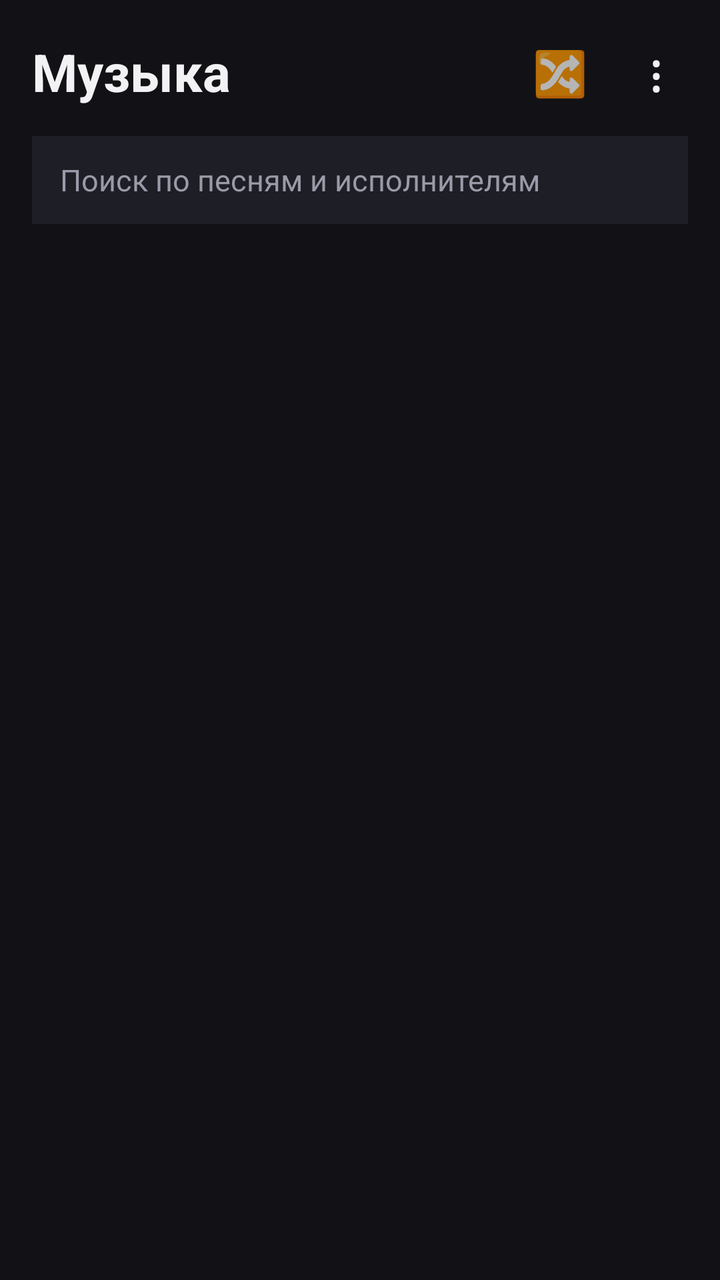
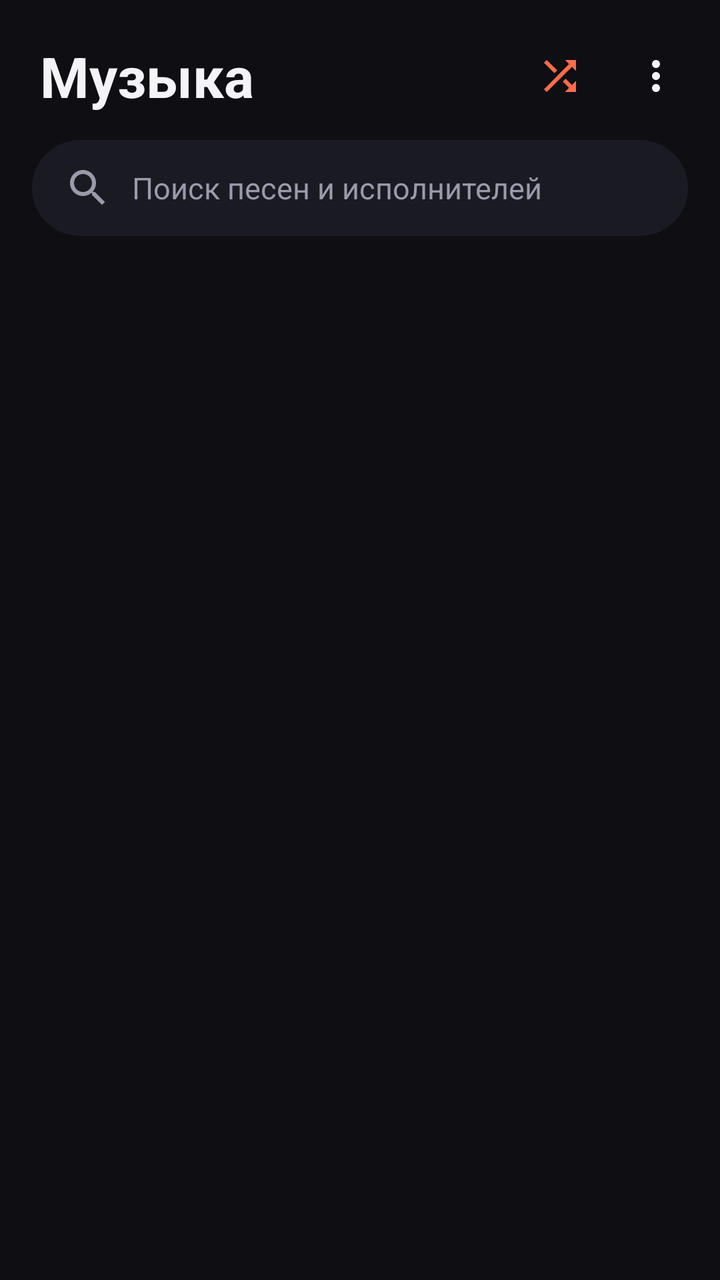

Two renders of the same Android screen: before a commit and after it. Below are the layout's source before the change and the commit's diff.
<!-- AndroidManifest.xml: activity theme Theme.Music -->
<!-- res/layout/activity_music.xml -->
<?xml version="1.0" encoding="utf-8"?>
<LinearLayout xmlns:android="http://schemas.android.com/apk/res/android"
    xmlns:app="http://schemas.android.com/apk/res-auto"
    android:layout_width="match_parent" android:layout_height="match_parent"
    android:background="@color/music_bg" android:orientation="vertical">

    <LinearLayout
        android:layout_width="match_parent" android:layout_height="wrap_content"
        android:gravity="center_vertical" android:orientation="horizontal" android:paddingStart="16dp"
        android:paddingTop="12dp" android:paddingEnd="8dp">
        <TextView
            android:id="@+id/screenTitle" android:layout_width="0dp" android:layout_height="wrap_content"
            android:layout_weight="1" android:text="Музыка" android:textColor="@color/music_text"
            android:textSize="26sp" android:textStyle="bold" />
        <TextView
            android:id="@+id/shuffleAll" android:layout_width="48dp" android:layout_height="48dp"
            android:background="?attr/selectableItemBackgroundBorderless" android:contentDescription="Вперемешку"
            android:gravity="center" android:text="🔀" android:textSize="22sp" />
        <TextView
            android:id="@+id/moreButton" android:layout_width="48dp" android:layout_height="48dp"
            android:background="?attr/selectableItemBackgroundBorderless" android:contentDescription="Ещё"
            android:gravity="center" android:text="⋮" android:textColor="@color/music_text" android:textSize="26sp" />
    </LinearLayout>

    <EditText
        android:id="@+id/search" android:layout_width="match_parent" android:layout_height="44dp"
        android:layout_marginStart="16dp" android:layout_marginTop="8dp" android:layout_marginEnd="16dp"
        android:background="@drawable/mini_bg" android:hint="Поиск по песням и исполнителям"
        android:imeOptions="actionSearch" android:inputType="text" android:maxLines="1"
        android:paddingStart="14dp" android:paddingEnd="14dp" android:textColor="@color/music_text" android:textSize="15sp" />

    <com.google.android.material.tabs.TabLayout
        android:id="@+id/tabs" android:layout_width="match_parent" android:layout_height="wrap_content"
        android:layout_marginTop="4dp" android:background="@color/music_bg"
        app:tabIndicatorColor="@color/music_accent" app:tabMode="scrollable"
        app:tabSelectedTextColor="@color/music_accent" app:tabTextColor="@color/music_text_dim" />

    <TextView
        android:id="@+id/status" android:layout_width="match_parent" android:layout_height="wrap_content"
        android:paddingStart="16dp" android:paddingTop="6dp" android:paddingEnd="16dp"
        android:textColor="@color/music_text_dim" android:textSize="13sp" android:visibility="gone" />

    <androidx.recyclerview.widget.RecyclerView
        android:id="@+id/list" android:layout_width="match_parent" android:layout_height="0dp"
        android:layout_weight="1" android:clipToPadding="false" />

    <LinearLayout
        android:id="@+id/miniPlayer" android:layout_width="match_parent" android:layout_height="wrap_content"
        android:background="@drawable/mini_bg" android:orientation="vertical" android:visibility="gone">
        <ProgressBar
            android:id="@+id/miniProgress" style="?android:attr/progressBarStyleHorizontal"
            android:layout_width="match_parent" android:layout_height="2dp" />
        <LinearLayout
            android:layout_width="match_parent" android:layout_height="64dp" android:gravity="center_vertical"
            android:orientation="horizontal" android:paddingStart="16dp" android:paddingEnd="4dp">
            <LinearLayout
                android:id="@+id/miniInfo" android:layout_width="0dp" android:layout_height="wrap_content"
                android:layout_weight="1" android:orientation="vertical">
                <TextView
                    android:id="@+id/miniTitle" android:layout_width="match_parent" android:layout_height="wrap_content"
                    android:ellipsize="end" android:maxLines="1" android:textColor="@color/music_text" android:textSize="15sp" />
                <TextView
                    android:id="@+id/miniArtist" android:layout_width="match_parent" android:layout_height="wrap_content"
                    android:ellipsize="end" android:maxLines="1" android:textColor="@color/music_text_dim" android:textSize="12sp" />
            </LinearLayout>
            <ImageButton
                android:id="@+id/miniPrev" android:layout_width="48dp" android:layout_height="48dp"
                android:background="?attr/selectableItemBackgroundBorderless" android:contentDescription="Назад" android:src="@drawable/ic_prev" />
            <ImageButton
                android:id="@+id/miniPlay" android:layout_width="48dp" android:layout_height="48dp"
                android:background="?attr/selectableItemBackgroundBorderless" android:contentDescription="Играть" android:src="@drawable/ic_play" />
            <ImageButton
                android:id="@+id/miniNext" android:layout_width="48dp" android:layout_height="48dp"
                android:background="?attr/selectableItemBackgroundBorderless" android:contentDescription="Дальше" android:src="@drawable/ic_next" />
        </LinearLayout>
    </LinearLayout>
</LinearLayout>
<!-- resources referenced by this layout -->
<resources>
  <color name="music_accent">#FF6B4A</color>
  <color name="music_bg">#121216</color>
  <color name="music_text">#F2F2F5</color>
  <color name="music_text_dim">#9A9AA8</color>
  <!-- drawable mini_bg (drawable) -->
  <shape xmlns:android="http://schemas.android.com/apk/res/android"><solid android:color="@color/music_surface" /></shape>
  <color name="music_surface">#1E1E26</color>
  <!-- unchanged entries left out for length: 4 -->
</resources>

<!-- the commit's change to res/layout/activity_music.xml (unified diff, before → after) -->
@@ -6,72 +6,88 @@
 
     <LinearLayout
         android:layout_width="match_parent" android:layout_height="wrap_content"
-        android:gravity="center_vertical" android:orientation="horizontal" android:paddingStart="16dp"
-        android:paddingTop="12dp" android:paddingEnd="8dp">
+        android:gravity="center_vertical" android:orientation="horizontal" android:paddingStart="20dp"
+        android:paddingTop="14dp" android:paddingEnd="8dp">
         <TextView
             android:id="@+id/screenTitle" android:layout_width="0dp" android:layout_height="wrap_content"
+            android:ellipsize="end" android:maxLines="1"
             android:layout_weight="1" android:text="Музыка" android:textColor="@color/music_text"
-            android:textSize="26sp" android:textStyle="bold" />
-        <TextView
+            android:textSize="28sp" android:textStyle="bold" />
+        <ImageButton
             android:id="@+id/shuffleAll" android:layout_width="48dp" android:layout_height="48dp"
             android:background="?attr/selectableItemBackgroundBorderless" android:contentDescription="Вперемешку"
-            android:gravity="center" android:text="🔀" android:textSize="22sp" />
-        <TextView
+            android:padding="12dp" android:scaleType="fitCenter" android:src="@drawable/ic_shuffle" android:tint="@color/music_accent" />
+        <ImageButton
             android:id="@+id/moreButton" android:layout_width="48dp" android:layout_height="48dp"
             android:background="?attr/selectableItemBackgroundBorderless" android:contentDescription="Ещё"
-            android:gravity="center" android:text="⋮" android:textColor="@color/music_text" android:textSize="26sp" />
+            android:padding="12dp" android:scaleType="fitCenter" android:src="@drawable/ic_more" android:tint="@color/music_text" />
     </LinearLayout>
 
     <EditText
-        android:id="@+id/search" android:layout_width="match_parent" android:layout_height="44dp"
+        android:id="@+id/search" android:layout_width="match_parent" android:layout_height="48dp"
         android:layout_marginStart="16dp" android:layout_marginTop="8dp" android:layout_marginEnd="16dp"
-        android:background="@drawable/mini_bg" android:hint="Поиск по песням и исполнителям"
+        android:background="@drawable/search_bg" android:drawableStart="@drawable/ic_search"
+        android:drawablePadding="10dp" android:drawableTint="@color/music_text_dim" android:hint="Поиск песен и исполнителей"
         android:imeOptions="actionSearch" android:inputType="text" android:maxLines="1"
-        android:paddingStart="14dp" android:paddingEnd="14dp" android:textColor="@color/music_text" android:textSize="15sp" />
+        android:paddingStart="16dp" android:paddingEnd="16dp" android:textColor="@color/music_text"
+        android:textColorHint="@color/music_text_dim" android:textSize="15sp" />
 
     <com.google.android.material.tabs.TabLayout
         android:id="@+id/tabs" android:layout_width="match_parent" android:layout_height="wrap_content"
-        android:layout_marginTop="4dp" android:background="@color/music_bg"
-        app:tabIndicatorColor="@color/music_accent" app:tabMode="scrollable"
+        android:layout_marginTop="6dp" android:background="@color/music_bg"
+        app:tabIndicatorColor="@color/music_accent" app:tabIndicatorFullWidth="false" app:tabIndicatorHeight="3dp"
+        app:tabMode="scrollable" app:tabRippleColor="@null" app:tabTextAppearance="@style/MusicTabText"
         app:tabSelectedTextColor="@color/music_accent" app:tabTextColor="@color/music_text_dim" />
 
     <TextView
         android:id="@+id/status" android:layout_width="match_parent" android:layout_height="wrap_content"
-        android:paddingStart="16dp" android:paddingTop="6dp" android:paddingEnd="16dp"
+        android:layout_marginStart="16dp" android:layout_marginTop="8dp" android:layout_marginEnd="16dp"
+        android:background="@drawable/banner_bg" android:padding="12dp"
         android:textColor="@color/music_text_dim" android:textSize="13sp" android:visibility="gone" />
 
     <androidx.recyclerview.widget.RecyclerView
         android:id="@+id/list" android:layout_width="match_parent" android:layout_height="0dp"
-        android:layout_weight="1" android:clipToPadding="false" />
+        android:layout_marginTop="4dp" android:layout_weight="1" android:clipToPadding="false" android:paddingBottom="8dp" />
 
     <LinearLayout
         android:id="@+id/miniPlayer" android:layout_width="match_parent" android:layout_height="wrap_content"
+        android:layout_marginStart="10dp" android:layout_marginEnd="10dp" android:layout_marginBottom="10dp"
         android:background="@drawable/mini_bg" android:orientation="vertical" android:visibility="gone">
-        <ProgressBar
-            android:id="@+id/miniProgress" style="?android:attr/progressBarStyleHorizontal"
-            android:layout_width="match_parent" android:layout_height="2dp" />
         <LinearLayout
-            android:layout_width="match_parent" android:layout_height="64dp" android:gravity="center_vertical"
-            android:orientation="horizontal" android:paddingStart="16dp" android:paddingEnd="4dp">
+            android:layout_width="match_parent" android:layout_height="68dp" android:gravity="center_vertical"
+            android:orientation="horizontal" android:paddingStart="10dp" android:paddingEnd="6dp">
+            <com.google.android.material.imageview.ShapeableImageView
+                android:id="@+id/miniCover" android:layout_width="48dp" android:layout_height="48dp"
+                android:scaleType="centerCrop" android:src="@drawable/cover_placeholder"
+                app:shapeAppearanceOverlay="@style/Round12" />
             <LinearLayout
                 android:id="@+id/miniInfo" android:layout_width="0dp" android:layout_height="wrap_content"
-                android:layout_weight="1" android:orientation="vertical">
+                android:layout_marginStart="12dp" android:layout_weight="1" android:orientation="vertical">
                 <TextView
                     android:id="@+id/miniTitle" android:layout_width="match_parent" android:layout_height="wrap_content"
-                    android:ellipsize="end" android:maxLines="1" android:textColor="@color/music_text" android:textSize="15sp" />
+                    android:ellipsize="end" android:maxLines="1" android:textColor="@color/music_text" android:textSize="15sp"
+                    android:textStyle="bold" />
                 <TextView
                     android:id="@+id/miniArtist" android:layout_width="match_parent" android:layout_height="wrap_content"
                     android:ellipsize="end" android:maxLines="1" android:textColor="@color/music_text_dim" android:textSize="12sp" />
             </LinearLayout>
             <ImageButton
-                android:id="@+id/miniPrev" android:layout_width="48dp" android:layout_height="48dp"
-                android:background="?attr/selectableItemBackgroundBorderless" android:contentDescription="Назад" android:src="@drawable/ic_prev" />
+                android:id="@+id/miniPrev" android:layout_width="44dp" android:layout_height="44dp"
+                android:background="?attr/selectableItemBackgroundBorderless" android:contentDescription="Назад"
+                android:padding="10dp" android:scaleType="fitCenter" android:src="@drawable/ic_prev" />
             <ImageButton
-                android:id="@+id/miniPlay" android:layout_width="48dp" android:layout_height="48dp"
-                android:background="?attr/selectableItemBackgroundBorderless" android:contentDescription="Играть" android:src="@drawable/ic_play" />
+                android:id="@+id/miniPlay" android:layout_width="46dp" android:layout_height="46dp"
+                android:background="@drawable/play_circle" android:contentDescription="Играть"
+                android:padding="11dp" android:scaleType="fitCenter" android:src="@drawable/ic_play" />
             <ImageButton
-                android:id="@+id/miniNext" android:layout_width="48dp" android:layout_height="48dp"
-                android:background="?attr/selectableItemBackgroundBorderless" android:contentDescription="Дальше" android:src="@drawable/ic_next" />
+                android:id="@+id/miniNext" android:layout_width="44dp" android:layout_height="44dp"
+                android:background="?attr/selectableItemBackgroundBorderless" android:contentDescription="Дальше"
+                android:padding="10dp" android:scaleType="fitCenter" android:src="@drawable/ic_next" />
         </LinearLayout>
+        <ProgressBar
+            android:id="@+id/miniProgress" style="?android:attr/progressBarStyleHorizontal"
+            android:layout_width="match_parent" android:layout_height="3dp" android:layout_marginStart="14dp"
+            android:layout_marginEnd="14dp" android:layout_marginBottom="8dp"
+            android:progressTint="@color/music_accent" android:progressBackgroundTint="@color/music_stroke" />
     </LinearLayout>
 </LinearLayout>
<!-- resource entries referenced after the edit -->
@@ -1,12 +1,69 @@
 <!-- resources referenced by this layout -->
 <resources>
   <color name="music_accent">#FF6B4A</color>
-  <color name="music_bg">#121216</color>
-  <color name="music_text">#F2F2F5</color>
-  <color name="music_text_dim">#9A9AA8</color>
+  <color name="music_bg">#0E0E13</color>
+  <color name="music_stroke">#2E2E3B</color>
+  <color name="music_text">#F4F4F8</color>
+  <color name="music_text_dim">#9A9AAB</color>
+  <!-- drawable banner_bg (drawable) -->
+  <?xml version="1.0" encoding="utf-8"?>
+  <shape xmlns:android="http://schemas.android.com/apk/res/android" android:shape="rectangle">
+      <solid android:color="@color/music_surface" />
+      <stroke android:width="1dp" android:color="@color/music_accent_soft" />
+      <corners android:radius="14dp" />
+  </shape>
+  <!-- drawable cover_placeholder (drawable) -->
+  <layer-list xmlns:android="http://schemas.android.com/apk/res/android">
+      <item><shape android:shape="rectangle"><solid android:color="@color/music_surface2" /></shape></item>
+      <item android:gravity="center" android:width="28dp" android:height="28dp">
+          <vector android:width="24dp" android:height="24dp" android:viewportWidth="24" android:viewportHeight="24">
+              <path android:fillColor="#6E6E80" android:pathData="M12,3v10.55c-0.59,-0.34 -1.27,-0.55 -2,-0.55 -2.21,0 -4,1.79 -4,4s1.79,4 4,4 4,-1.79 4,-4V7h4V3h-6z" />
+          </vector>
+      </item>
+  </layer-list>
+  <!-- drawable ic_more (drawable) -->
+  <vector xmlns:android="http://schemas.android.com/apk/res/android"
+      android:width="24dp" android:height="24dp" android:viewportWidth="24" android:viewportHeight="24">
+      <path android:fillColor="#FFFFFF" android:pathData="M12,8c1.1,0 2,-0.9 2,-2s-0.9,-2 -2,-2 -2,0.9 -2,2 0.9,2 2,2zM12,10c-1.1,0 -2,0.9 -2,2s0.9,2 2,2 2,-0.9 2,-2 -0.9,-2 -2,-2zM12,16c-1.1,0 -2,0.9 -2,2s0.9,2 2,2 2,-0.9 2,-2 -0.9,-2 -2,-2z" />
+  </vector>
+  <!-- drawable ic_search (drawable) -->
+  <vector xmlns:android="http://schemas.android.com/apk/res/android"
+      android:width="24dp" android:height="24dp" android:viewportWidth="24" android:viewportHeight="24">
+      <path android:fillColor="#FFFFFF" android:pathData="M15.5,14h-0.79l-0.28,-0.27C15.41,12.59 16,11.11 16,9.5 16,5.91 13.09,3 9.5,3S3,5.91 3,9.5 5.91,16 9.5,16c1.61,0 3.09,-0.59 4.23,-1.57l0.27,0.28v0.79l5,4.99L20.49,19l-4.99,-5zM9.5,14C7.01,14 5,11.99 5,9.5S7.01,5 9.5,5 14,7.01 14,9.5 11.99,14 9.5,14z" />
+  </vector>
+  <!-- drawable ic_shuffle (drawable) -->
+  <vector xmlns:android="http://schemas.android.com/apk/res/android" android:width="24dp" android:height="24dp" android:viewportWidth="24" android:viewportHeight="24">
+      <path android:fillColor="#FFFFFF" android:pathData="M10.59,9.17L5.41,4 4,5.41l5.17,5.17 1.42,-1.41zM14.5,4l2.04,2.04L4,18.59 5.41,20 17.96,7.46 20,9.5V4h-5.5zM14.83,13.41l-1.41,1.41 3.13,3.13L14.5,20H20v-5.5l-2.04,2.04 -3.13,-3.13z" />
+  </vector>
   <!-- drawable mini_bg (drawable) -->
-  <shape xmlns:android="http://schemas.android.com/apk/res/android"><solid android:color="@color/music_surface" /></shape>
-  <color name="music_surface">#1E1E26</color>
+  <?xml version="1.0" encoding="utf-8"?>
+  <shape xmlns:android="http://schemas.android.com/apk/res/android" android:shape="rectangle">
+      <solid android:color="@color/music_surface2" />
+      <stroke android:width="1dp" android:color="@color/music_stroke" />
+      <corners android:radius="20dp" />
+  </shape>
+  <!-- drawable play_circle (drawable) -->
+  <?xml version="1.0" encoding="utf-8"?>
+  <shape xmlns:android="http://schemas.android.com/apk/res/android" android:shape="oval">
+      <solid android:color="@color/music_accent" />
+  </shape>
+  <!-- drawable search_bg (drawable) -->
+  <?xml version="1.0" encoding="utf-8"?>
+  <shape xmlns:android="http://schemas.android.com/apk/res/android" android:shape="rectangle">
+      <solid android:color="@color/music_surface" />
+      <corners android:radius="24dp" />
+  </shape>
+  <style name="MusicTabText" parent="TextAppearance.MaterialComponents.Button">
+          <item name="android:textSize">14sp</item>
+          <item name="textAllCaps">false</item>
+      </style>
+  <style name="Round12" parent="">
+          <item name="cornerFamily">rounded</item>
+          <item name="cornerSize">12dp</item>
+      </style>
+  <color name="music_surface">#1A1A22</color>
+  <color name="music_accent_soft">#33FF6B4A</color>
+  <color name="music_surface2">#24242F</color>
   <!-- unchanged entries left out for length: 4 -->
 </resources>
 
